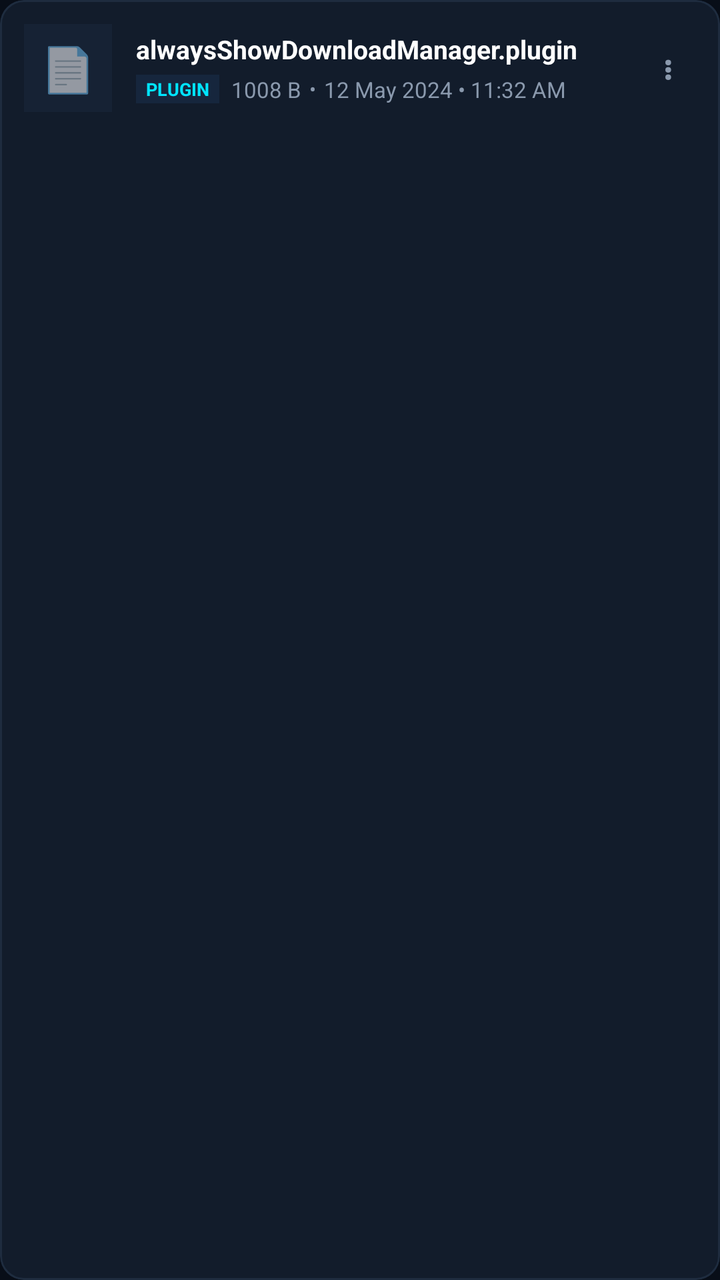
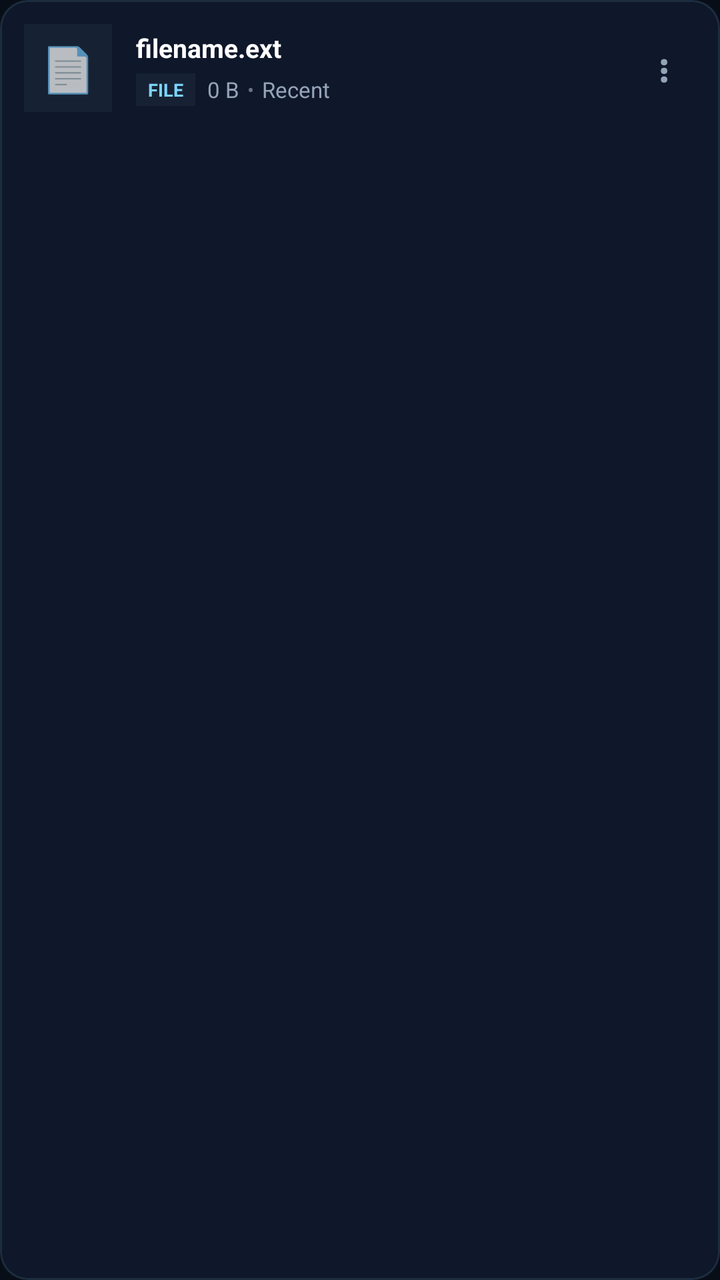

Two renders of the same Android screen: before a commit and after it. Below are the layout's source before the change and the commit's diff.
<!-- AndroidManifest.xml: application theme Theme.CloudVault -->
<!-- res/layout/item_file_card.xml -->
<?xml version="1.0" encoding="utf-8"?>
<com.google.android.material.card.MaterialCardView xmlns:android="http://schemas.android.com/apk/res/android"
    xmlns:app="http://schemas.android.com/apk/res-auto"
    android:id="@+id/cardFile"
    android:layout_width="match_parent"
    android:layout_height="wrap_content"
    android:layout_marginTop="4dp"
    android:layout_marginBottom="4dp"
    android:layout_marginStart="4dp"
    android:layout_marginEnd="4dp"
    app:cardCornerRadius="12dp"
    app:cardElevation="0dp"
    app:cardBackgroundColor="@color/card_bg"
    app:strokeColor="@color/card_border"
    app:strokeWidth="1dp">

    <FrameLayout
        android:layout_width="match_parent"
        android:layout_height="wrap_content">

        
        <View
            android:id="@+id/selectionDimOverlay"
            android:layout_width="match_parent"
            android:layout_height="match_parent"
            android:background="#332563EB"
            android:visibility="gone" />

        <LinearLayout
            android:layout_width="match_parent"
            android:layout_height="wrap_content"
            android:orientation="horizontal"
            android:gravity="center_vertical"
            android:padding="12dp">

            
            <FrameLayout
                android:layout_width="44dp"
                android:layout_height="44dp"
                android:background="@drawable/ic_launcher_background"
                android:backgroundTint="#162234">

                <TextView
                    android:id="@+id/tvFileIcon"
                    android:layout_width="wrap_content"
                    android:layout_height="wrap_content"
                    android:layout_gravity="center"
                    android:text="📄"
                    android:textSize="22sp" />
            </FrameLayout>

            
            <LinearLayout
                android:layout_width="0dp"
                android:layout_height="wrap_content"
                android:layout_weight="1"
                android:layout_marginStart="12dp"
                android:layout_marginEnd="8dp"
                android:orientation="vertical">

                
                <TextView
                    android:id="@+id/tvFileName"
                    android:layout_width="match_parent"
                    android:layout_height="wrap_content"
                    android:text="alwaysShowDownloadManager.plugin"
                    android:textColor="@color/text_primary"
                    android:textSize="13sp"
                    android:textStyle="bold"
                    android:maxLines="1"
                    android:ellipsize="end" />

                
                <LinearLayout
                    android:layout_width="match_parent"
                    android:layout_height="wrap_content"
                    android:layout_marginTop="4dp"
                    android:orientation="horizontal"
                    android:gravity="center_vertical">

                    
                    <TextView
                        android:id="@+id/tvFileBadge"
                        android:layout_width="wrap_content"
                        android:layout_height="wrap_content"
                        android:text="PLUGIN"
                        android:textColor="@color/accent_cyan_bright"
                        android:textSize="9sp"
                        android:textStyle="bold"
                        android:background="#16263D"
                        android:paddingStart="5dp"
                        android:paddingEnd="5dp"
                        android:paddingTop="1dp"
                        android:paddingBottom="1dp" />

                    
                    <TextView
                        android:id="@+id/tvFileSize"
                        android:layout_width="wrap_content"
                        android:layout_height="wrap_content"
                        android:layout_marginStart="6dp"
                        android:text="1008 B"
                        android:textColor="@color/text_secondary"
                        android:textSize="11sp" />

                    
                    <TextView
                        android:layout_width="wrap_content"
                        android:layout_height="wrap_content"
                        android:layout_marginStart="4dp"
                        android:layout_marginEnd="4dp"
                        android:text="•"
                        android:textColor="@color/text_secondary"
                        android:textSize="10sp" />

                    
                    <TextView
                        android:id="@+id/tvFileDate"
                        android:layout_width="wrap_content"
                        android:layout_height="wrap_content"
                        android:text="12 May 2024 • 11:32 AM"
                        android:textColor="@color/text_secondary"
                        android:textSize="11sp"
                        android:maxLines="1"
                        android:ellipsize="end" />
                </LinearLayout>

            </LinearLayout>

            
            <TextView
                android:id="@+id/btnFileMenu"
                android:layout_width="28dp"
                android:layout_height="28dp"
                android:gravity="center"
                android:text="⋮"
                android:textColor="@color/text_secondary"
                android:textSize="16sp"
                android:textStyle="bold" />

            
            <FrameLayout
                android:id="@+id/layoutSelectionCheck"
                android:layout_width="32dp"
                android:layout_height="32dp"
                android:visibility="gone">

                
                <View
                    android:id="@+id/viewCheckUnselected"
                    android:layout_width="24dp"
                    android:layout_height="24dp"
                    android:layout_gravity="center"
                    android:background="@drawable/bg_selection_circle_unselected" />

                
                <FrameLayout
                    android:id="@+id/viewCheckSelected"
                    android:layout_width="24dp"
                    android:layout_height="24dp"
                    android:layout_gravity="center"
                    android:background="@drawable/bg_selection_circle_selected"
                    android:visibility="gone">

                    <TextView
                        android:layout_width="wrap_content"
                        android:layout_height="wrap_content"
                        android:layout_gravity="center"
                        android:text="✓"
                        android:textColor="#FFFFFF"
                        android:textSize="13sp"
                        android:textStyle="bold" />
                </FrameLayout>
            </FrameLayout>

        </LinearLayout>

    </FrameLayout>

</com.google.android.material.card.MaterialCardView>
<!-- resources referenced by this layout -->
<resources>
  <color name="accent_cyan_bright">#00E5FF</color>
  <color name="card_bg">#121C2B</color>
  <color name="card_border">#1E2C3F</color>
  <color name="text_primary">#FFFFFF</color>
  <color name="text_secondary">#8A99AD</color>
  <!-- drawable bg_selection_circle_selected (drawable) -->
  <?xml version="1.0" encoding="utf-8"?>
  <shape xmlns:android="http://schemas.android.com/apk/res/android"
      android:shape="oval">
      <solid android:color="#2563EB" />
      <stroke
          android:width="2dp"
          android:color="#FFFFFF" />
      <size
          android:width="24dp"
          android:height="24dp" />
  </shape>
  <style name="Theme.CloudVault" parent="Theme.MaterialComponents.DayNight.NoActionBar">
          <item name="colorPrimary">@color/accent_blue</item>
          <item name="colorSecondary">@color/accent_cyan</item>
          <item name="android:statusBarColor">@color/bg_dark</item>
          <item name="android:windowBackground">@color/bg_dark</item>
      </style>
  <color name="accent_blue">#1976D2</color>
  <color name="accent_cyan">#00B4D8</color>
  <color name="bg_dark">#080E18</color>
  <!-- unchanged entries left out for length: 2 -->
</resources>

<!-- the commit's change to res/layout/item_file_card.xml (unified diff, before → after) -->
@@ -8,11 +8,13 @@
     android:layout_marginBottom="4dp"
     android:layout_marginStart="4dp"
     android:layout_marginEnd="4dp"
-    app:cardCornerRadius="12dp"
+    app:cardCornerRadius="14dp"
     app:cardElevation="0dp"
     app:cardBackgroundColor="@color/card_bg"
     app:strokeColor="@color/card_border"
-    app:strokeWidth="1dp">
+    app:strokeWidth="1dp"
+    android:clickable="true"
+    android:focusable="true">
 
     <FrameLayout
         android:layout_width="match_parent"
@@ -23,7 +25,7 @@
             android:id="@+id/selectionDimOverlay"
             android:layout_width="match_parent"
             android:layout_height="match_parent"
-            android:background="#332563EB"
+            android:background="@color/selection_dim"
             android:visibility="gone" />
 
         <LinearLayout
@@ -38,7 +40,7 @@
                 android:layout_width="44dp"
                 android:layout_height="44dp"
                 android:background="@drawable/ic_launcher_background"
-                android:backgroundTint="#162234">
+                android:backgroundTint="@color/bg_surface_elevated">
 
                 <TextView
                     android:id="@+id/tvFileIcon"
@@ -63,7 +65,7 @@
                     android:id="@+id/tvFileName"
                     android:layout_width="match_parent"
                     android:layout_height="wrap_content"
-                    android:text="alwaysShowDownloadManager.plugin"
+                    android:text="filename.ext"
                     android:textColor="@color/text_primary"
                     android:textSize="13sp"
                     android:textStyle="bold"
@@ -83,15 +85,15 @@
                         android:id="@+id/tvFileBadge"
                         android:layout_width="wrap_content"
                         android:layout_height="wrap_content"
-                        android:text="PLUGIN"
+                        android:text="FILE"
                         android:textColor="@color/accent_cyan_bright"
                         android:textSize="9sp"
                         android:textStyle="bold"
-                        android:background="#16263D"
-                        android:paddingStart="5dp"
-                        android:paddingEnd="5dp"
-                        android:paddingTop="1dp"
-                        android:paddingBottom="1dp" />
+                        android:background="@color/bg_surface_elevated"
+                        android:paddingStart="6dp"
+                        android:paddingEnd="6dp"
+                        android:paddingTop="2dp"
+                        android:paddingBottom="2dp" />
 
                     
                     <TextView
@@ -99,7 +101,7 @@
                         android:layout_width="wrap_content"
                         android:layout_height="wrap_content"
                         android:layout_marginStart="6dp"
-                        android:text="1008 B"
+                        android:text="0 B"
                         android:textColor="@color/text_secondary"
                         android:textSize="11sp" />
 
@@ -110,7 +112,7 @@
                         android:layout_marginStart="4dp"
                         android:layout_marginEnd="4dp"
                         android:text="•"
-                        android:textColor="@color/text_secondary"
+                        android:textColor="@color/text_muted"
                         android:textSize="10sp" />
 
                     
@@ -118,7 +120,7 @@
                         android:id="@+id/tvFileDate"
                         android:layout_width="wrap_content"
                         android:layout_height="wrap_content"
-                        android:text="12 May 2024 • 11:32 AM"
+                        android:text="Recent"
                         android:textColor="@color/text_secondary"
                         android:textSize="11sp"
                         android:maxLines="1"
@@ -130,13 +132,14 @@
             
             <TextView
                 android:id="@+id/btnFileMenu"
-                android:layout_width="28dp"
-                android:layout_height="28dp"
+                android:layout_width="32dp"
+                android:layout_height="32dp"
                 android:gravity="center"
                 android:text="⋮"
                 android:textColor="@color/text_secondary"
-                android:textSize="16sp"
-                android:textStyle="bold" />
+                android:textSize="18sp"
+                android:textStyle="bold"
+                android:background="?attr/selectableItemBackgroundBorderless" />
 
             
             <FrameLayout
<!-- resource entries referenced after the edit -->
@@ -1,15 +1,18 @@
 <!-- resources referenced by this layout -->
 <resources>
-  <color name="accent_cyan_bright">#00E5FF</color>
-  <color name="card_bg">#121C2B</color>
+  <color name="accent_cyan_bright">#7DD3FC</color>
+  <color name="bg_surface_elevated">#162234</color>
+  <color name="card_bg">#0F172A</color>
   <color name="card_border">#1E2C3F</color>
+  <color name="selection_dim">#3338BDF8</color>
+  <color name="text_muted">#64748B</color>
   <color name="text_primary">#FFFFFF</color>
-  <color name="text_secondary">#8A99AD</color>
+  <color name="text_secondary">#94A3B8</color>
   <!-- drawable bg_selection_circle_selected (drawable) -->
   <?xml version="1.0" encoding="utf-8"?>
   <shape xmlns:android="http://schemas.android.com/apk/res/android"
       android:shape="oval">
-      <solid android:color="#2563EB" />
+      <solid android:color="@color/selection_check" />
       <stroke
           android:width="2dp"
           android:color="#FFFFFF" />
@@ -17,15 +20,53 @@
           android:width="24dp"
           android:height="24dp" />
   </shape>
-  <style name="Theme.CloudVault" parent="Theme.MaterialComponents.DayNight.NoActionBar">
-          <item name="colorPrimary">@color/accent_blue</item>
+  <style name="Theme.CloudVault" parent="Theme.MaterialComponents.NoActionBar">
+          <item name="colorPrimary">@color/accent_cyan</item>
+          <item name="colorPrimaryVariant">@color/accent_blue</item>
+          <item name="colorOnPrimary">#FFFFFF</item>
+          <item name="colorSecondary">@color/accent_cyan_bright</item>
+          <item name="colorSecondaryVariant">@color/accent_cyan</item>
+          <item name="colorOnSecondary">#000000</item>
+          <item name="android:statusBarColor">@color/bg_dark</item>
+          <item name="android:navigationBarColor">@color/bg_dark</item>
+          <item name="android:windowBackground">@color/bg_dark</item>
+          <item name="android:windowLightStatusBar">false</item>
+          <item name="android:windowLightNavigationBar">false</item>
+          <item name="alertDialogTheme">@style/Theme.CloudVault.Dialog.Alert</item>
+          <item name="materialAlertDialogTheme">@style/Theme.CloudVault.Dialog.Alert</item>
+      </style>
+  <color name="selection_check">#38BDF8</color>
+  <color name="accent_blue">#38BDF8</color>
+  <color name="accent_cyan">#38BDF8</color>
+  <color name="bg_dark">#080E18</color>
+  <style name="Theme.CloudVault.Dialog.Alert" parent="ThemeOverlay.MaterialComponents.MaterialAlertDialog">
+          <item name="android:background">@color/card_bg</item>
+          <item name="backgroundTint">@color/card_bg</item>
+          <item name="shapeAppearance">@style/ShapeAppearance.CloudVault.Dialog</item>
+          <item name="colorPrimary">@color/accent_cyan_bright</item>
           <item name="colorSecondary">@color/accent_cyan</item>
-          <item name="android:statusBarColor">@color/bg_dark</item>
-          <item name="android:windowBackground">@color/bg_dark</item>
+          <item name="colorSurface">@color/card_bg</item>
+          <item name="colorOnSurface">@color/text_primary</item>
+          <item name="android:textColorPrimary">@color/text_primary</item>
+          <item name="android:textColorSecondary">@color/text_secondary</item>
+          <item name="buttonBarPositiveButtonStyle">@style/Widget.CloudVault.Dialog.Button.Positive</item>
+          <item name="buttonBarNegativeButtonStyle">@style/Widget.CloudVault.Dialog.Button.Negative</item>
+          <item name="buttonBarNeutralButtonStyle">@style/Widget.CloudVault.Dialog.Button.Neutral</item>
       </style>
-  <color name="accent_blue">#1976D2</color>
-  <color name="accent_cyan">#00B4D8</color>
-  <color name="bg_dark">#080E18</color>
+  <style name="ShapeAppearance.CloudVault.Dialog" parent="ShapeAppearance.MaterialComponents.LargeComponent">
+          <item name="cornerSize">16dp</item>
+      </style>
+  <style name="Widget.CloudVault.Dialog.Button.Positive" parent="Widget.MaterialComponents.Button.TextButton.Dialog">
+          <item name="android:textColor">@color/accent_cyan_bright</item>
+          <item name="android:textStyle">bold</item>
+      </style>
+  <style name="Widget.CloudVault.Dialog.Button.Negative" parent="Widget.MaterialComponents.Button.TextButton.Dialog">
+          <item name="android:textColor">@color/text_secondary</item>
+      </style>
+  <style name="Widget.CloudVault.Dialog.Button.Neutral" parent="Widget.MaterialComponents.Button.TextButton.Dialog">
+          <item name="android:textColor">@color/accent_blue_light</item>
+      </style>
+  <color name="accent_blue_light">#BAE6FD</color>
   <!-- unchanged entries left out for length: 2 -->
 </resources>
 
